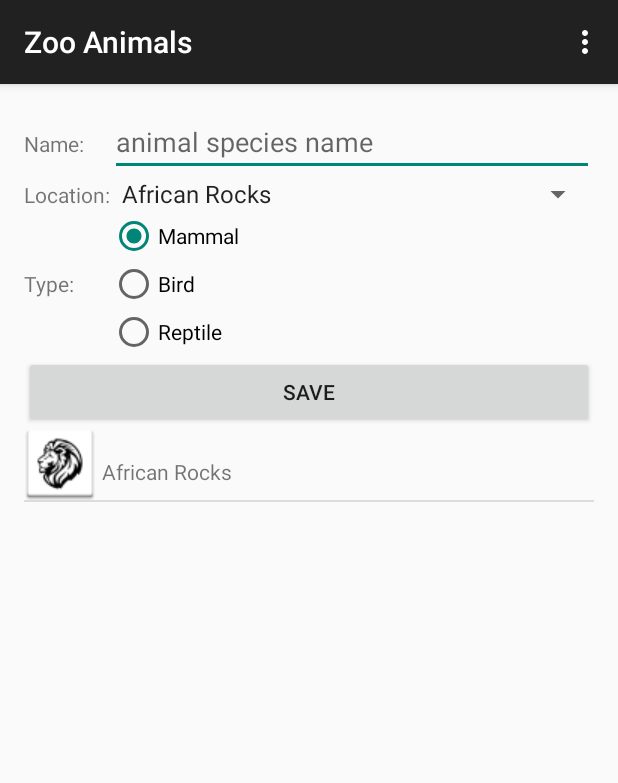
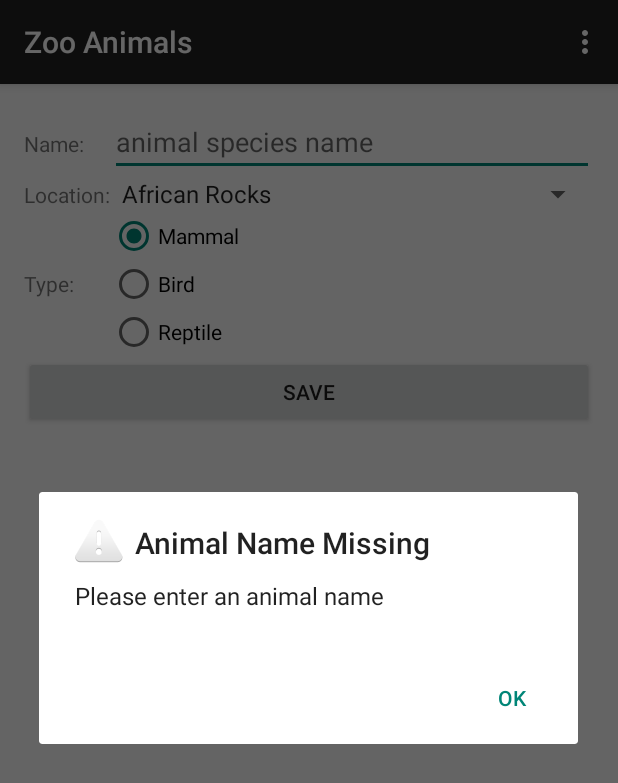
Before and after one commit to RKJokela/ZooList, an Android app: the screen it shows after launch (ZooListActivity), after a tap on "SAVE", on a phone screen of 412 x 824 dp. Shown: the top 783 px of the screen. Run offline under Robolectric (Android 15) with nearby library versions, the phone set to English and light mode, and no system bars.

Commit message:
Add alert dialog if name is blank

```diff
--- a/app/src/main/java/com/rjokela/zoolist/ZooListActivityFragment.java
+++ b/app/src/main/java/com/rjokela/zoolist/ZooListActivityFragment.java
@@ -1,8 +1,11 @@
 package com.rjokela.zoolist;
 
+import android.app.AlertDialog;
 import android.content.Context;
+import android.content.DialogInterface;
 import android.support.v4.app.Fragment;
 import android.os.Bundle;
+import android.text.TextUtils;
 import android.util.Log;
 import android.view.LayoutInflater;
 import android.view.View;
@@ -76,9 +79,14 @@ public class ZooListActivityFragment extends Fragment {
         Animal animal=new Animal();
         EditText name = (EditText)getActivity().findViewById(R.id.zoo_name);
         Spinner zoo_area = (Spinner)getActivity().findViewById(R.id.zoo_location);
+
+        String animalName = name.getText().toString();
+        if (TextUtils.isEmpty(animalName)) {
+            showMissingInfoAlert();
+        } else {
             animal.setName(name.getText().toString());
             animal.setLocation(zoo_area.getSelectedItem().toString());
-        RadioGroup types=(RadioGroup)getActivity().findViewById(R.id.zoo_animalType);
+            RadioGroup types = (RadioGroup) getActivity().findViewById(R.id.zoo_animalType);
             switch (types.getCheckedRadioButtonId()) {
                 case R.id.zoo_animalTypeMammal:
                     animal.setType("mammal");
@@ -109,6 +117,7 @@ public class ZooListActivityFragment extends Fragment {
             inputManager.hideSoftInputFromWindow(getActivity().getCurrentFocus().
                     getWindowToken(), InputMethodManager.HIDE_NOT_ALWAYS);
         }
+    }
 
     private void onDelete(View view, int position) {
         Animal animal = adapter.getItem(position);
@@ -125,4 +134,23 @@ public class ZooListActivityFragment extends Fragment {
             adapter.notifyDataSetChanged();
         }
     }
+
+    public void showMissingInfoAlert() {
+        AlertDialog.Builder alertDialogBuilder = new AlertDialog.Builder(getActivity());
+        alertDialogBuilder
+                .setTitle(getResources().getString(R.string.alert_title))
+                .setIcon(android.R.drawable.ic_dialog_alert)
+                .setMessage(getResources().getString(R.string.alert_message))
+                .setCancelable(false)
+                .setPositiveButton("OK", new DialogInterface.OnClickListener() {
+                    @Override
+                    public void onClick(DialogInterface dialog, int which) {
+                        dialog.cancel();
                     }
+                });
+
+        AlertDialog alertDialog = alertDialogBuilder.create();
+
+        alertDialog.show();
+    }
+}
--- a/app/src/main/res/values/strings.xml
+++ b/app/src/main/res/values/strings.xml
@@ -13,6 +13,8 @@
     <string name="save">Save</string>
     <string name="hint_name">animal species name</string>
     <string name="hint_location">zoo area</string>
+    <string name="alert_title">Animal Name Missing</string>
+    <string name="alert_message">Please enter an animal name</string>
     <string-array name="zoo_areas">
         <item>African Rocks</item>
         <item>Asian Passage</item>
```
Lines whose indentation alone changed are shown as unchanged.
